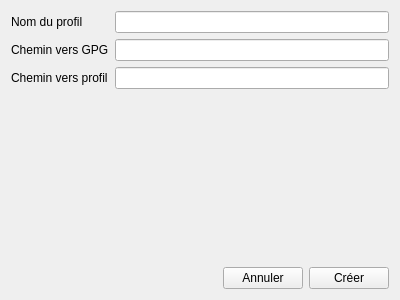
Before: the Qt Designer form GuiPG/src/View/Profil/profilecreation.ui in Diakakodo/GuiPG, drawn with Qt 5.
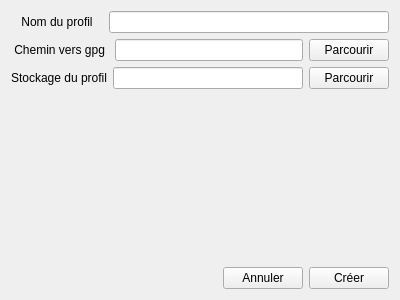
After: the same form once the commit is applied.

Commit message: Boutons parcourir dans la fenêtre de création de profil

```diff
--- a/GuiPG/src/View/Profil/profilecreation.ui
+++ b/GuiPG/src/View/Profil/profilecreation.ui
@@ -15,36 +15,71 @@
   </property>
   <layout class="QVBoxLayout" name="verticalLayout_2">
    <item>
-    <layout class="QFormLayout" name="formLayout">
-     <item row="0" column="0">
-      <widget class="QLabel" name="profileName">
+    <layout class="QVBoxLayout" name="verticalLayout">
+     <item>
+      <layout class="QHBoxLayout" name="horizontalLayout_4">
+       <item>
+        <widget class="QLabel" name="nameLabel">
        <property name="text">
-        <string>Nom du profil</string>
-       </property>
-      </widget>
-     </item>
-     <item row="0" column="1">
-      <widget class="QLineEdit" name="profileNameLineEdit"/>
-     </item>
-     <item row="1" column="0">
-      <widget class="QLabel" name="gPGPathLabel">
+          <string>   Nom du profil   </string>
+         </property>
+         <property name="alignment">
+          <set>Qt::AlignCenter</set>
+         </property>
+         <property name="buddy">
+          <cstring>gpgPathLabel</cstring>
+         </property>
+        </widget>
+       </item>
+       <item>
+        <widget class="QLineEdit" name="nameEdit"/>
+       </item>
+      </layout>
+     </item>
+     <item>
+      <layout class="QHBoxLayout" name="horizontalLayout_2">
+       <item>
+        <widget class="QLabel" name="gpgPathLabel">
        <property name="text">
-        <string>Chemin vers GPG</string>
-       </property>
-      </widget>
-     </item>
-     <item row="1" column="1">
-      <widget class="QLineEdit" name="cheminVersGPGLineEdit"/>
-     </item>
-     <item row="2" column="0">
-      <widget class="QLabel" name="profilePathLabel">
+          <string> Chemin vers gpg </string>
+         </property>
+         <property name="buddy">
+          <cstring>gpgPathLabel</cstring>
+         </property>
+        </widget>
+       </item>
+       <item>
+        <widget class="QLineEdit" name="gpgPathEdit"/>
+       </item>
+       <item>
+        <widget class="QPushButton" name="gpgPathButton">
        <property name="text">
-        <string>Chemin vers profil</string>
+          <string>Parcourir</string>
        </property>
       </widget>
      </item>
-     <item row="2" column="1">
-      <widget class="QLineEdit" name="profilePathLineEdit"/>
+      </layout>
+     </item>
+     <item>
+      <layout class="QHBoxLayout" name="horizontalLayout_3">
+       <item>
+        <widget class="QLabel" name="storagePathLabel">
+         <property name="text">
+          <string>Stockage du profil</string>
+         </property>
+        </widget>
+       </item>
+       <item>
+        <widget class="QLineEdit" name="storagePathEdit"/>
+       </item>
+       <item>
+        <widget class="QPushButton" name="storagePathButton">
+         <property name="text">
+          <string>Parcourir</string>
+         </property>
+        </widget>
+       </item>
+      </layout>
      </item>
     </layout>
    </item>
```
Lines whose indentation alone changed are shown as unchanged. The commit also changes 3 other files.
